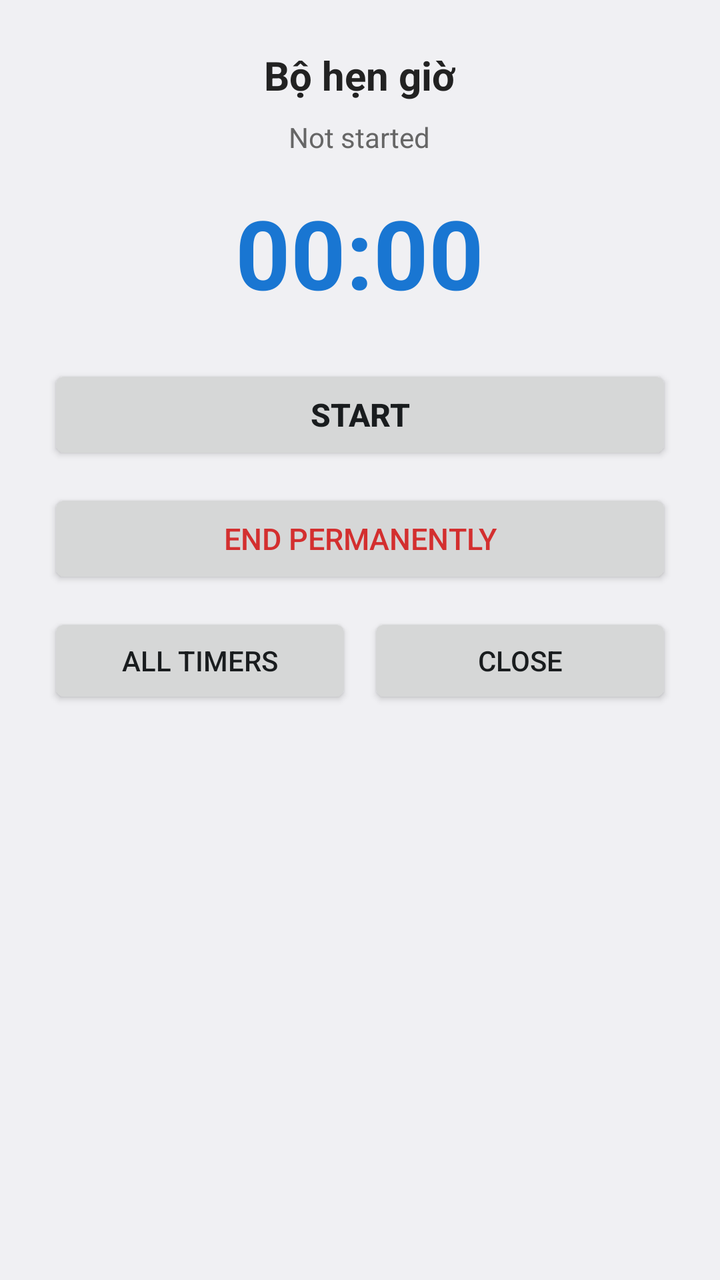
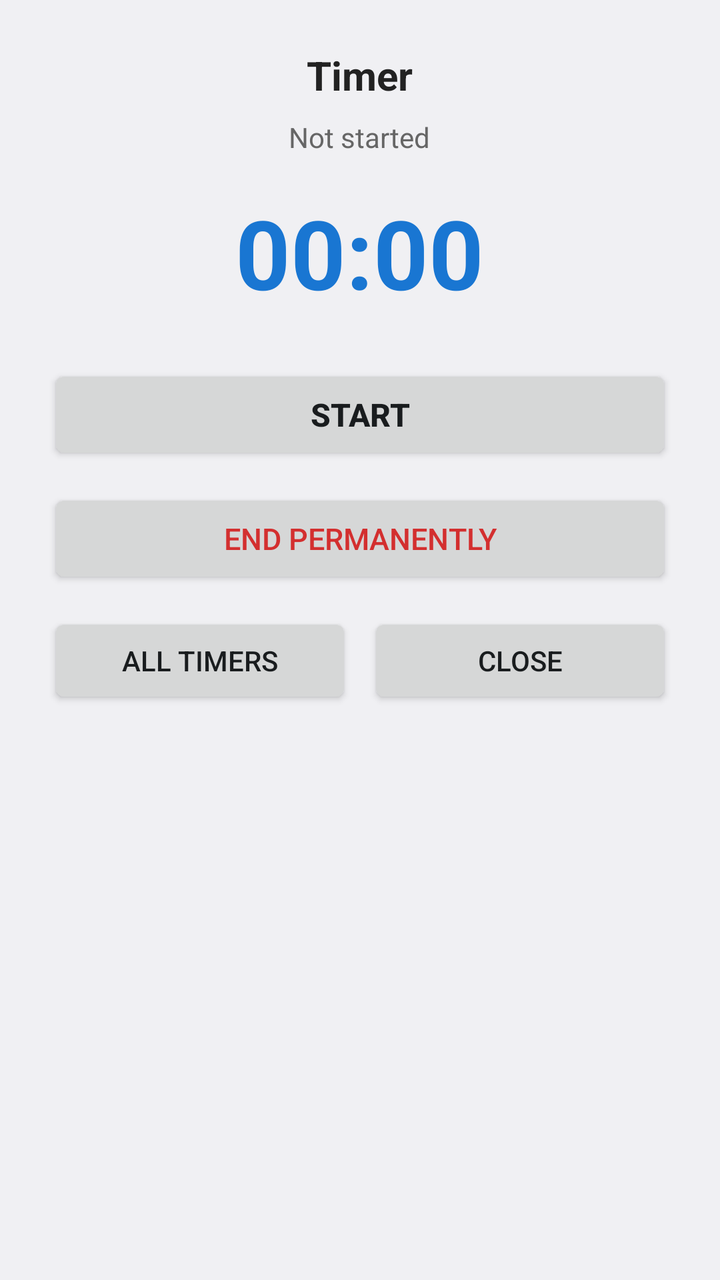

Two renders of the same Android screen: before a commit and after it. Below are the layout's source before the change and the commit's diff.
<!-- AndroidManifest.xml: application theme android:Theme.DeviceDefault.Light -->
<!-- res/layout/dialog_timer_controller.xml -->
<?xml version="1.0" encoding="utf-8"?>
<LinearLayout xmlns:android="http://schemas.android.com/apk/res/android"
    android:layout_width="match_parent"
    android:layout_height="wrap_content"
    android:orientation="vertical"
    android:gravity="center_horizontal"
    android:padding="24dp">

    <TextView
        android:id="@+id/txtTimerCtrlName"
        android:layout_width="wrap_content"
        android:layout_height="wrap_content"
        android:text="Bộ hẹn giờ"
        android:textSize="20sp"
        android:textStyle="bold"
        android:textColor="#222222"
        android:layout_marginBottom="8dp" />

    <TextView
        android:id="@+id/txtTimerCtrlStatus"
        android:layout_width="wrap_content"
        android:layout_height="wrap_content"
        android:text="@string/timer_status_idle"
        android:textSize="14sp"
        android:textColor="#666666"
        android:layout_marginBottom="16dp" />

    
    <TextView
        android:id="@+id/txtTimerCtrlCountdown"
        android:layout_width="wrap_content"
        android:layout_height="wrap_content"
        android:text="00:00"
        android:textSize="48sp"
        android:textStyle="bold"
        android:textColor="#1976D2"
        android:layout_marginBottom="24dp" />

    
    <Button
        android:id="@+id/btnTimerCtrlAction"
        android:layout_width="match_parent"
        android:layout_height="50dp"
        android:text="@string/btn_timer_start"
        android:textSize="16sp"
        android:textStyle="bold"
        android:layout_marginBottom="12dp" />

    
    <Button
        android:id="@+id/btnTimerCtrlStop"
        android:layout_width="match_parent"
        android:layout_height="50dp"
        android:text="@string/btn_timer_end_permanently"
        android:textSize="15sp"
        android:textColor="#D32F2F"
        android:layout_marginBottom="12dp" />

    
    <LinearLayout
        android:layout_width="match_parent"
        android:layout_height="wrap_content"
        android:orientation="horizontal">

        <Button
            android:id="@+id/btnTimerCtrlList"
            android:layout_width="0dp"
            android:layout_height="48dp"
            android:layout_weight="1"
            android:text="@string/btn_timer_all_timers"
            android:textSize="14sp"
            android:layout_marginEnd="4dp" />

        <Button
            android:id="@+id/btnTimerCtrlClose"
            android:layout_width="0dp"
            android:layout_height="48dp"
            android:layout_weight="1"
            android:text="@string/btn_close"
            android:textSize="14sp"
            android:layout_marginStart="4dp" />
    </LinearLayout>

</LinearLayout>
<!-- resources referenced by this layout -->
<resources>
  <string name="btn_close">Close</string>
  <string name="btn_timer_all_timers">All timers</string>
  <string name="btn_timer_end_permanently">End permanently</string>
  <string name="btn_timer_start">Start</string>
  <string name="timer_status_idle">Not started</string>
</resources>

<!-- the commit's change to res/layout/dialog_timer_controller.xml (unified diff, before → after) -->
@@ -10,7 +10,7 @@
         android:id="@+id/txtTimerCtrlName"
         android:layout_width="wrap_content"
         android:layout_height="wrap_content"
-        android:text="Bộ hẹn giờ"
+        android:text="@string/btn_timer"
         android:textSize="20sp"
         android:textStyle="bold"
         android:textColor="#222222"
<!-- resource entries referenced after the edit -->
@@ -1,6 +1,7 @@
 <!-- resources referenced by this layout -->
 <resources>
   <string name="btn_close">Close</string>
+  <string name="btn_timer">Timer</string>
   <string name="btn_timer_all_timers">All timers</string>
   <string name="btn_timer_end_permanently">End permanently</string>
   <string name="btn_timer_start">Start</string>
